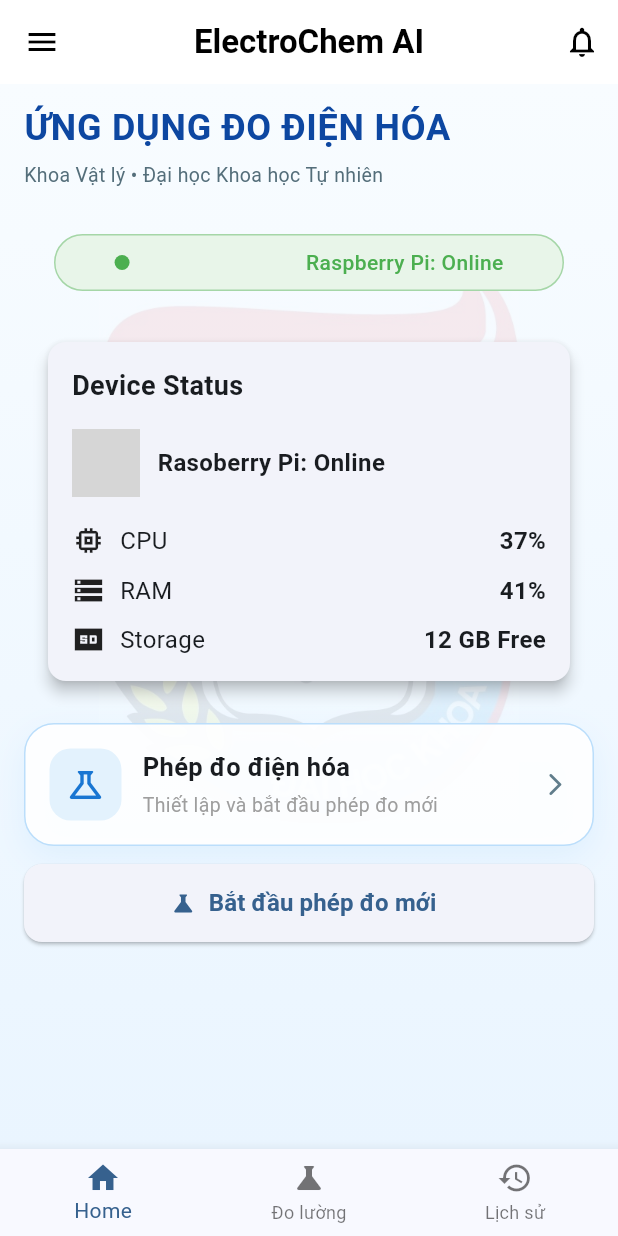
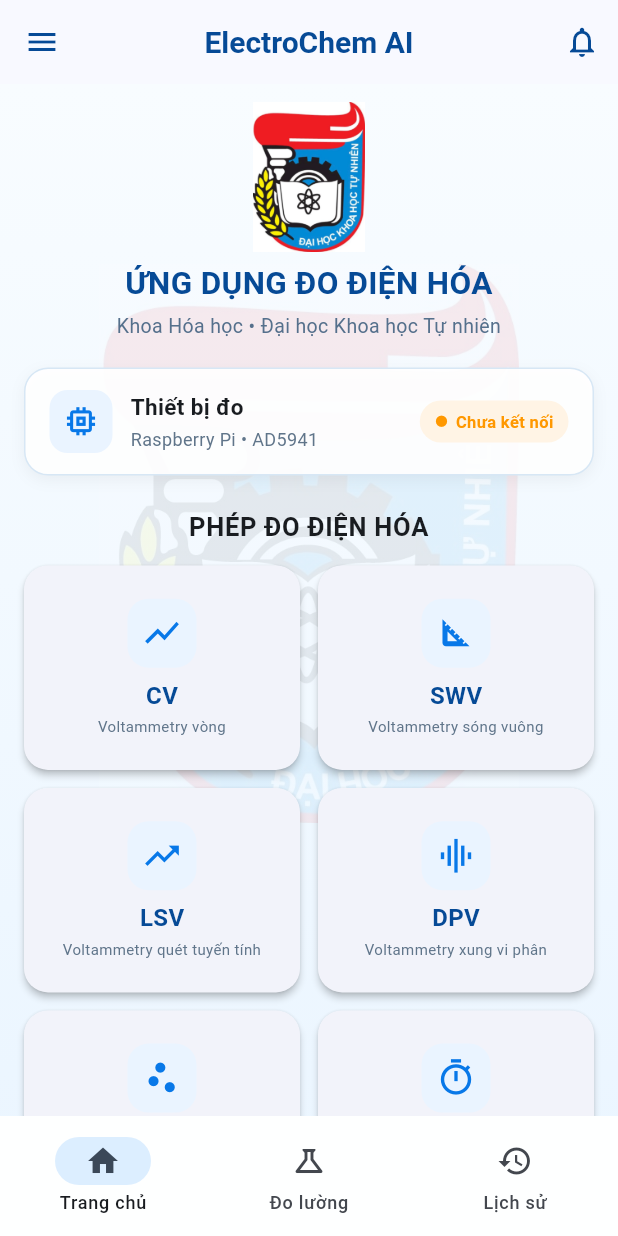
Before and after one commit to damvabaobao/app_electron, a Flutter app: the screen it shows after launch, on a phone screen of 412 x 824 dp. Run offline on Flutter 3.47's test engine with Material 3 defaults, Android fonts, the phone set to English and light mode, and no system bars; our stand-ins replace fl_chart; project files that could hold a hidden picture were left out; grey boxes are pictures that could not be loaded.

Commit message:
feat: Enhance Dashboard UI with new layout and components; update AppBar and BottomNav styles

```diff
--- a/mobile_app/lib/screens/dashboard/dashboard_screen.dart
+++ b/mobile_app/lib/screens/dashboard/dashboard_screen.dart
@@ -5,7 +5,6 @@
 import 'widgets/pi_status.dart';
 import 'widgets/start_measurement_button.dart';
 
-import '../../widgets/device_status_card.dart';
 import '../../widgets/app_background.dart';
 
 class DashboardScreen extends StatelessWidget {
@@ -14,32 +13,42 @@
   @override
   Widget build(BuildContext context) {
     return Scaffold(
-      backgroundColor: Colors.transparent,
-
+      extendBody: true,
       appBar: const DashboardAppBar(),
 
       body: AppBackground(
         child: SafeArea(
           child: SingleChildScrollView(
-            padding: const EdgeInsets.fromLTRB(16, 12, 16, 24),
+            padding: const EdgeInsets.fromLTRB(16, 12, 16, 100),
             child: Column(
-              crossAxisAlignment: CrossAxisAlignment.start,
+              crossAxisAlignment: CrossAxisAlignment.stretch,
               children: [
-                _buildWelcome(),
+                // Logo + tên ứng dụng
+                const _AppHeader(),
 
                 const SizedBox(height: 18),
 
+                // Trạng thái Raspberry Pi / AD5941
                 const PiStatus(),
+
+                const SizedBox(height: 22),
+
+                const Text(
+                  'PHÉP ĐO ĐIỆN HÓA',
+                  textAlign: TextAlign.center,
+                  style: TextStyle(
+                    fontSize: 17,
+                    fontWeight: FontWeight.bold,
+                    letterSpacing: 0.5,
+                  ),
+                ),
 
                 const SizedBox(height: 14),
 
-                const DeviceStatusCard(),
+                // Các phép đo
+                const _MeasurementGrid(),
 
                 const SizedBox(height: 20),
-
-                _buildMeasurementSection(),
-
-                const SizedBox(height: 12),
 
                 const StartMeasurementButton(),
               ],
@@ -51,90 +60,159 @@
       bottomNavigationBar: const DashboardBottomNav(),
     );
   }
+}
 
-  Widget _buildWelcome() {
+class _AppHeader extends StatelessWidget {
+  const _AppHeader();
+
+  @override
+  Widget build(BuildContext context) {
     return Column(
-      crossAxisAlignment: CrossAxisAlignment.start,
       children: [
-        Text(
+        Image.asset(
+          'assets/images/hus_logo.jpg',
+          width: 150,
+          height: 100,
+          fit: BoxFit.contain,
+        ),
+
+        const SizedBox(height: 6),
+
+        const Text(
           'ỨNG DỤNG ĐO ĐIỆN HÓA',
+          textAlign: TextAlign.center,
           style: TextStyle(
-            fontSize: 24,
+            color: Color(0xFF064A96),
+            fontSize: 21,
             fontWeight: FontWeight.bold,
-            color: Colors.blue.shade900,
-            letterSpacing: 0.5,
           ),
         ),
 
-        const SizedBox(height: 5),
+        const SizedBox(height: 4),
 
-        Text(
-          'Khoa Vật lý • Đại học Khoa học Tự nhiên',
-          style: TextStyle(fontSize: 13, color: Colors.blueGrey.shade600),
+        const Text(
+          'Khoa Hóa học • Đại học Khoa học Tự nhiên',
+          textAlign: TextAlign.center,
+          style: TextStyle(color: Color(0xFF55708C), fontSize: 13),
         ),
       ],
     );
   }
+}
 
-  Widget _buildMeasurementSection() {
-    return Container(
-      width: double.infinity,
-      padding: const EdgeInsets.all(16),
-      decoration: BoxDecoration(
-        color: Colors.white.withOpacity(0.92),
-        borderRadius: BorderRadius.circular(20),
-        border: Border.all(color: Colors.blue.shade100),
-        boxShadow: [
-          BoxShadow(
-            color: Colors.blue.withOpacity(0.08),
-            blurRadius: 18,
-            offset: const Offset(0, 8),
+class _MeasurementGrid extends StatelessWidget {
+  const _MeasurementGrid();
+
+  @override
+  Widget build(BuildContext context) {
+    return GridView.count(
+      crossAxisCount: 2,
+      crossAxisSpacing: 12,
+      mainAxisSpacing: 12,
+      childAspectRatio: 1.35,
+      shrinkWrap: true,
+      physics: const NeverScrollableScrollPhysics(),
+      children: const [
+        _MeasurementCard(
+          icon: Icons.show_chart,
+          title: 'CV',
+          subtitle: 'Voltammetry vòng',
+        ),
+        _MeasurementCard(
+          icon: Icons.square_foot,
+          title: 'SWV',
+          subtitle: 'Voltammetry sóng vuông',
+        ),
+        _MeasurementCard(
+          icon: Icons.trending_up,
+          title: 'LSV',
+          subtitle: 'Voltammetry quét tuyến tính',
+        ),
+        _MeasurementCard(
+          icon: Icons.graphic_eq,
+          title: 'DPV',
+          subtitle: 'Voltammetry xung vi phân',
+        ),
+        _MeasurementCard(
+          icon: Icons.scatter_plot,
+          title: 'ASV',
+          subtitle: 'Voltammetry hòa tan anot',
+        ),
+        _MeasurementCard(
+          icon: Icons.timer_outlined,
+          title: 'CA',
+          subtitle: 'Ampe kế tác dụng',
+        ),
+        _MeasurementCard(
+          icon: Icons.settings_input_component,
+          title: 'EIS',
+          subtitle: 'Phổ trở kháng điện hóa',
         ),
       ],
-      ),
-      child: Row(
+    );
+  }
+}
+
+class _MeasurementCard extends StatelessWidget {
+  final IconData icon;
+  final String title;
+  final String subtitle;
+
+  const _MeasurementCard({
+    required this.icon,
+    required this.title,
+    required this.subtitle,
+  });
+
+  @override
+  Widget build(BuildContext context) {
+    return Card(
+      elevation: 2,
+      margin: EdgeInsets.zero,
+      shape: RoundedRectangleBorder(borderRadius: BorderRadius.circular(16)),
+      child: InkWell(
+        borderRadius: BorderRadius.circular(16),
+        onTap: () {
+          // Bước Setup V2 sẽ xử lý việc chọn phép đo.
+        },
+        child: Padding(
+          padding: const EdgeInsets.all(10),
+          child: Column(
+            mainAxisAlignment: MainAxisAlignment.center,
             children: [
               Container(
-            width: 48,
-            height: 48,
+                width: 46,
+                height: 46,
                 decoration: BoxDecoration(
-              color: Colors.blue.shade50,
+                  color: const Color(0xFFEAF4FF),
                   borderRadius: BorderRadius.circular(14),
                 ),
-            child: Icon(
-              Icons.science_outlined,
-              color: Colors.blue.shade700,
-              size: 28,
+                child: Icon(icon, color: const Color(0xFF0878E8), size: 27),
+              ),
+
+              const SizedBox(height: 7),
+
+              Text(
+                title,
+                style: const TextStyle(
+                  color: Color(0xFF064A96),
+                  fontSize: 16,
+                  fontWeight: FontWeight.bold,
                 ),
               ),
 
-          const SizedBox(width: 14),
-
-          const Expanded(
-            child: Column(
-              crossAxisAlignment: CrossAxisAlignment.start,
-              children: [
-                Text(
-                  'Phép đo điện hóa',
-                  style: TextStyle(fontSize: 17, fontWeight: FontWeight.bold),
-                ),
-
-                SizedBox(height: 4),
+              const SizedBox(height: 2),
 
               Text(
-                  'Thiết lập và bắt đầu phép đo mới',
-                  style: TextStyle(fontSize: 13, color: Colors.grey),
+                subtitle,
+                textAlign: TextAlign.center,
+                maxLines: 2,
+                overflow: TextOverflow.ellipsis,
+                style: const TextStyle(fontSize: 10, color: Color(0xFF60758A)),
               ),
             ],
           ),
         ),
-
-          Icon(
-            Icons.arrow_forward_ios_rounded,
-            size: 18,
-            color: Colors.blueGrey,
-          ),
-        ],
       ),
     );
   }
--- a/mobile_app/lib/screens/dashboard/widgets/dashboard_appbar.dart
+++ b/mobile_app/lib/screens/dashboard/widgets/dashboard_appbar.dart
@@ -6,26 +6,29 @@
   @override
   Widget build(BuildContext context) {
     return AppBar(
-      backgroundColor: Colors.white,
+      backgroundColor: Colors.transparent,
       elevation: 0,
+      surfaceTintColor: Colors.transparent,
+
+      leading: IconButton(
+        icon: const Icon(Icons.menu, color: Color(0xFF064A96)),
+        onPressed: () {},
+      ),
+
+      title: const Text(
+        'ElectroChem AI',
+        style: TextStyle(
+          color: Color(0xFF064A96),
+          fontWeight: FontWeight.bold,
+          fontSize: 20,
+        ),
+      ),
 
       centerTitle: true,
 
-      title: const Text(
-        "ElectroChem AI",
-        style: TextStyle(
-          color: Colors.black,
-          fontWeight: FontWeight.bold,
-          fontSize: 22,
-        ),
-      ),
-      leading: IconButton(
-        icon: const Icon(Icons.menu, color: Colors.black),
-        onPressed: () {},
-      ),
       actions: [
         IconButton(
-          icon: const Icon(Icons.notifications_none, color: Colors.black),
+          icon: const Icon(Icons.notifications_none, color: Color(0xFF064A96)),
           onPressed: () {},
         ),
       ],
--- a/mobile_app/lib/screens/dashboard/widgets/dashboard_bottom_nav.dart
+++ b/mobile_app/lib/screens/dashboard/widgets/dashboard_bottom_nav.dart
@@ -8,21 +8,34 @@
 
   @override
   Widget build(BuildContext context) {
-    return BottomNavigationBar(
-      currentIndex: 0,
+    return NavigationBar(
+      selectedIndex: 0,
 
-      items: const [
-        BottomNavigationBarItem(icon: Icon(Icons.home), label: 'Home'),
+      backgroundColor: Colors.white.withValues(alpha: 0.96),
 
-        BottomNavigationBarItem(icon: Icon(Icons.science), label: 'Đo lường'),
+      indicatorColor: const Color(0xFFDCEEFF),
 
-        BottomNavigationBarItem(icon: Icon(Icons.history), label: 'Lịch sử'),
+      destinations: const [
+        NavigationDestination(
+          icon: Icon(Icons.home_outlined),
+          selectedIcon: Icon(Icons.home),
+          label: 'Trang chủ',
+        ),
+        NavigationDestination(
+          icon: Icon(Icons.science_outlined),
+          selectedIcon: Icon(Icons.science),
+          label: 'Đo lường',
+        ),
+        NavigationDestination(
+          icon: Icon(Icons.history_outlined),
+          selectedIcon: Icon(Icons.history),
+          label: 'Lịch sử',
+        ),
       ],
 
-      onTap: (index) {
+      onDestinationSelected: (index) {
         switch (index) {
           case 0:
-            // Đang ở Dashboard
             break;
 
           case 1:
--- a/mobile_app/lib/screens/dashboard/widgets/pi_status.dart
+++ b/mobile_app/lib/screens/dashboard/widgets/pi_status.dart
@@ -6,31 +6,69 @@
   @override
   Widget build(BuildContext context) {
     return Container(
-      margin: const EdgeInsets.symmetric(horizontal: 20, vertical: 12),
-      padding: const EdgeInsets.symmetric(horizontal: 12, vertical: 8),
+      padding: const EdgeInsets.symmetric(horizontal: 16, vertical: 14),
       decoration: BoxDecoration(
-        color: Colors.green.shade50,
-        borderRadius: BorderRadius.circular(20),
-        border: Border.all(color: Colors.green.shade200),
+        color: Colors.white.withValues(alpha: 0.92),
+        borderRadius: BorderRadius.circular(16),
+        border: Border.all(color: const Color(0xFFD7E7F5)),
+        boxShadow: [
+          BoxShadow(
+            color: Colors.black.withValues(alpha: 0.05),
+            blurRadius: 8,
+            offset: const Offset(0, 3),
+          ),
+        ],
       ),
       child: Row(
-        mainAxisAlignment: MainAxisAlignment.spaceAround,
         children: [
           Container(
-            width: 10,
-            height: 10,
-            decoration: const BoxDecoration(
-              color: Colors.green,
-              shape: BoxShape.circle,
+            width: 42,
+            height: 42,
+            decoration: BoxDecoration(
+              color: const Color(0xFFEAF4FF),
+              borderRadius: BorderRadius.circular(12),
+            ),
+            child: const Icon(Icons.memory, color: Color(0xFF0878E8), size: 25),
+          ),
+
+          const SizedBox(width: 12),
+
+          const Expanded(
+            child: Column(
+              crossAxisAlignment: CrossAxisAlignment.start,
+              children: [
+                Text(
+                  'Thiết bị đo',
+                  style: TextStyle(fontSize: 15, fontWeight: FontWeight.bold),
+                ),
+                SizedBox(height: 3),
+                Text(
+                  'Raspberry Pi • AD5941',
+                  style: TextStyle(fontSize: 12, color: Color(0xFF60758A)),
+                ),
+              ],
             ),
           ),
-          const SizedBox(width: 8),
-          const Text(
-            'Raspberry Pi: Online',
-            style: TextStyle(
-              fontSize: 14,
-              fontWeight: FontWeight.w500,
-              color: Colors.green,
+
+          Container(
+            padding: const EdgeInsets.symmetric(horizontal: 10, vertical: 6),
+            decoration: BoxDecoration(
+              color: const Color(0xFFFFF4E5),
+              borderRadius: BorderRadius.circular(20),
+            ),
+            child: const Row(
+              children: [
+                Icon(Icons.circle, size: 9, color: Colors.orange),
+                SizedBox(width: 5),
+                Text(
+                  'Chưa kết nối',
+                  style: TextStyle(
+                    fontSize: 11,
+                    fontWeight: FontWeight.w600,
+                    color: Colors.orange,
+                  ),
+                ),
+              ],
             ),
           ),
         ],
--- a/mobile_app/lib/screens/dashboard/widgets/start_measurement_button.dart
+++ b/mobile_app/lib/screens/dashboard/widgets/start_measurement_button.dart
@@ -1,4 +1,5 @@
 import 'package:flutter/material.dart';
+
 import '../../setup/setup_screen.dart';
 
 class StartMeasurementButton extends StatelessWidget {
@@ -7,24 +8,24 @@
   @override
   Widget build(BuildContext context) {
     return SizedBox(
+      height: 54,
       width: double.infinity,
-      height: 52,
       child: ElevatedButton.icon(
         onPressed: () {
-          // TODO: chuyển sang màn hình Setup
           Navigator.push(
             context,
             MaterialPageRoute(builder: (context) => const SetupScreen()),
           );
         },
-        icon: const Icon(Icons.science),
+        icon: const Icon(Icons.play_arrow, size: 27),
         label: const Text(
           'Bắt đầu phép đo mới',
           style: TextStyle(fontSize: 16, fontWeight: FontWeight.bold),
         ),
         style: ElevatedButton.styleFrom(
+          elevation: 2,
           shape: RoundedRectangleBorder(
-            borderRadius: BorderRadius.circular(12),
+            borderRadius: BorderRadius.circular(15),
           ),
         ),
       ),
```
Lines whose indentation alone changed are shown as unchanged.
